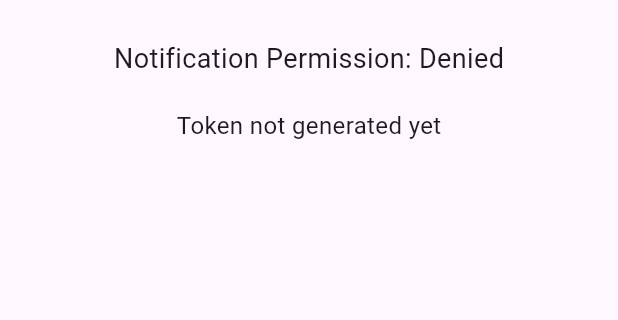
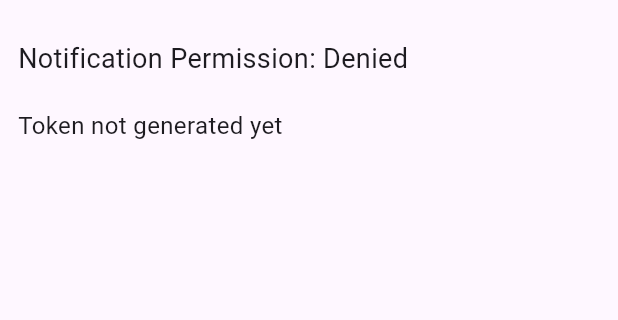
Before and after one commit to UmerFarooqJillani/Firebase-flutter-scratchpad, a Flutter app: the screen it shows after launch, on a phone screen of 412 x 824 dp, the part 63-383 px from its top. Run offline on Flutter 3.47's test engine with Material 3 defaults, Android fonts, the phone set to English and light mode, and no system bars; our stand-ins replace cloud_firestore, firebase_auth, firebase_core, firebase_messaging, flutter_riverpod; missing offline and left inert: firebase_app_check; accounts and stored records are empty.

Commit message:
Update the Notification Demo screen

```diff
--- a/lib/features/notification/presentation/notification_screen.dart
+++ b/lib/features/notification/presentation/notification_screen.dart
@@ -106,11 +106,11 @@ class _NotificationDemoScreenState
 
     return Scaffold(
       appBar: AppBar(title: const Text('FCM Token Demo')),
-      body: Center(
-        child: Padding(
+      body: Padding(
         padding: const EdgeInsets.all(12.0),
         child: Column(
           mainAxisAlignment: MainAxisAlignment.center,
+          crossAxisAlignment: CrossAxisAlignment.start,
           children: [
             Text(
               'Notification Permission: ${isGranted ? "Granted" : "Denied"}',
@@ -136,16 +136,17 @@ class _NotificationDemoScreenState
                 itemCount: notifications.length,
                 itemBuilder: (context, index) {
                   final message = notifications[index];
-                    return ListTile(
+                  return Card(
+                    child: ListTile(
                       title: Text(message.notification?.title ?? 'No Title'),
                       subtitle: Text(message.notification?.body ?? ''),
+                    ),
                   );
                 },
               ),
             ),
             // ------------------------------
           ],
-          ),
         ),
       ),
     );
```
Lines whose indentation alone changed are shown as unchanged.
